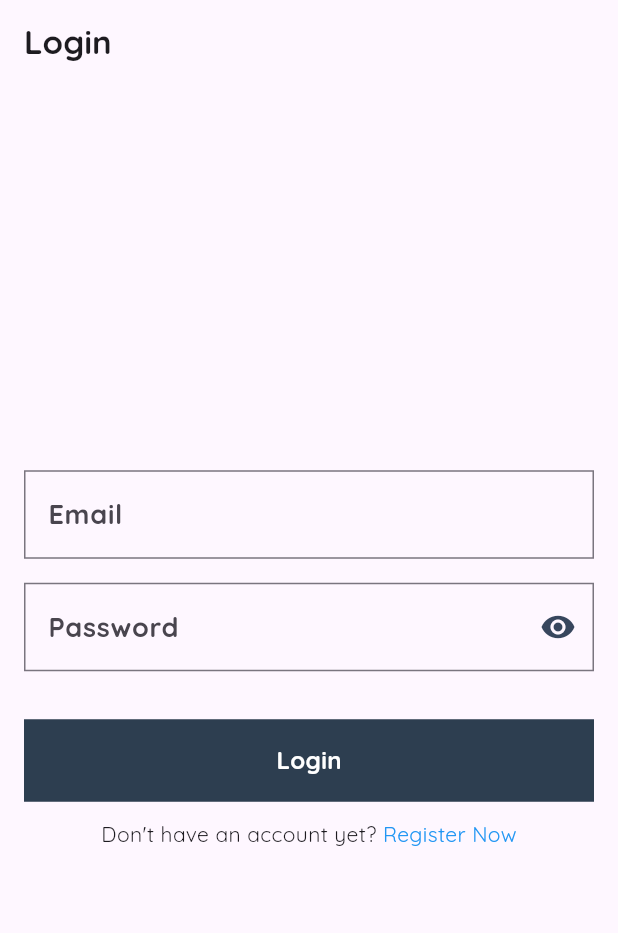
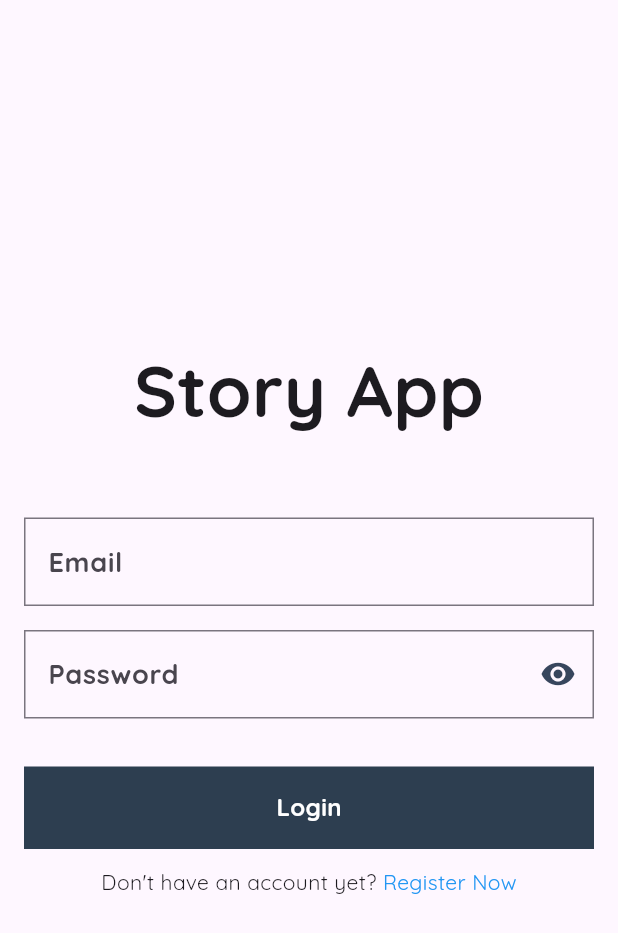
Before and after one commit to RobertBenyamin/story_app, a Flutter app: the screen it shows after launch, on a phone screen of 412 x 824 dp. Shown: the top 933 px of the screen. Run offline on Flutter 3.47's test engine with Material 3 defaults, Android fonts, the phone set to English and light mode, and no system bars; our stand-ins replace camera, get_time_ago, go_router, google_fonts, image_picker, shared_preferences.

Commit message:
style: delete login and register appBar

```diff
--- a/lib/screens/login.dart
+++ b/lib/screens/login.dart
@@ -44,17 +44,19 @@ class _LoginPageState extends State<LoginPage> {
   @override
   Widget build(BuildContext context) {
     return Scaffold(
-      appBar: AppBar(
-        title: const Text(
-          'Login',
-          style: TextStyle(fontWeight: FontWeight.bold),
-        ),
-      ),
       body: Container(
         padding: const EdgeInsets.all(16.0),
         child: Column(
           mainAxisAlignment: MainAxisAlignment.center,
           children: [
+            const Text(
+              'Story App',
+              style: TextStyle(
+                fontSize: 48,
+                fontWeight: FontWeight.bold,
+              ),
+            ),
+            const SizedBox(height: 50),
             AuthTextField(
                 textController: _emailController,
                 obscureText: null,
```
Also changed, not shown: lib/screens/register.dart (+8 -6 lines).
